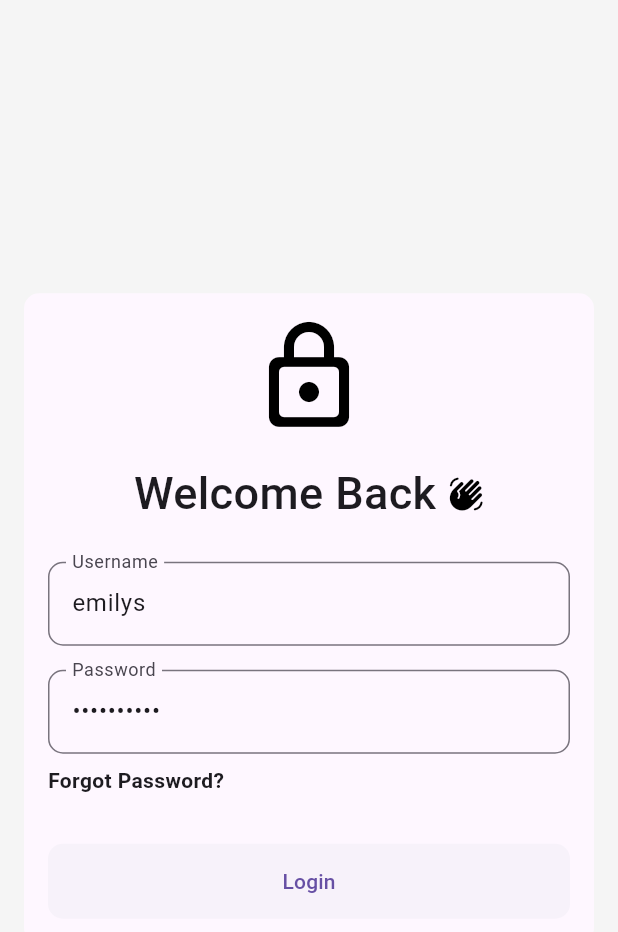
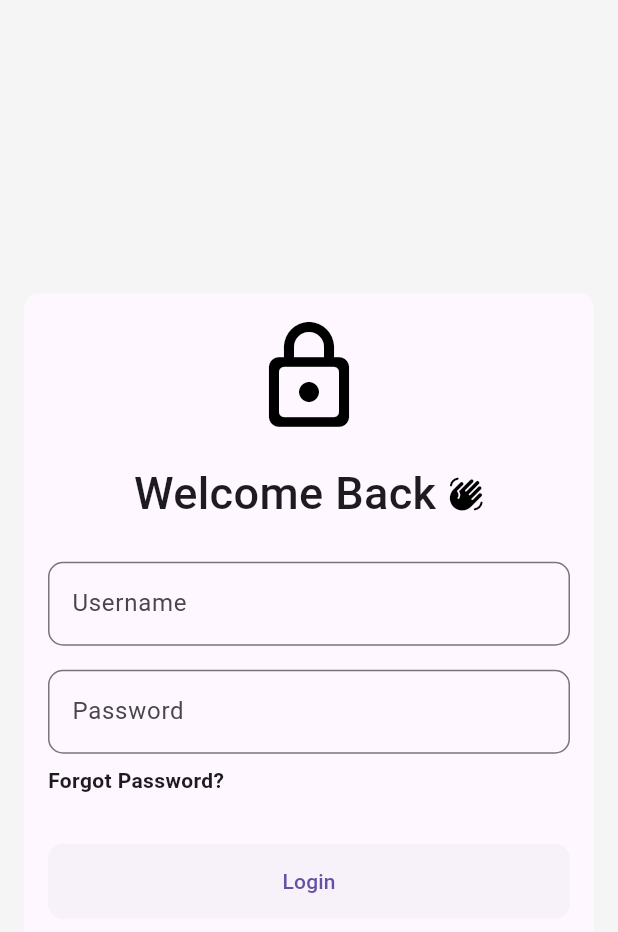
Before and after one commit to Abdelrahman-Mohamed121/Flutter-Todo-App, a Flutter app: the screen it shows after launch, on a phone screen of 412 x 824 dp. Shown: the top 932 px of the screen. Run offline on Flutter 3.47's test engine with Material 3 defaults, Android fonts, the phone set to English and light mode, and no system bars; our stand-ins replace flutter_secure_storage, shared_preferences; accounts and stored records are empty.

Commit message:
Clear login text controllers

```diff
--- a/lib/screens/login_screen.dart
+++ b/lib/screens/login_screen.dart
@@ -8,10 +8,8 @@ import 'package:todo_app/utils/validator.dart';
 
 class LoginScreen extends StatelessWidget {
   final _formKey = GlobalKey<FormState>();
-  final TextEditingController _usernameController =
-      TextEditingController(text: 'emilys');
-  final TextEditingController _passwordController =
-      TextEditingController(text: 'emilyspass');
+  final TextEditingController _usernameController = TextEditingController();
+  final TextEditingController _passwordController = TextEditingController();
 
   LoginScreen({super.key});
 
```
